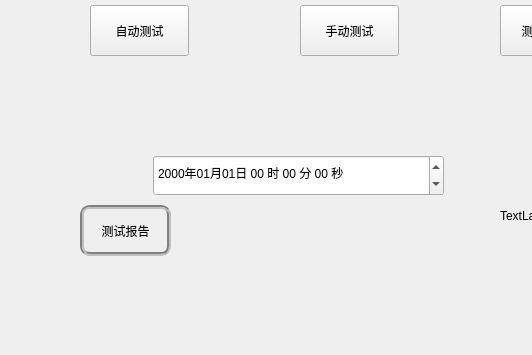
This is main/ui/main.ui in Blackrose/Tcutest_SerialSystem as Qt 5 draws it before an edit; both pictures show x 0 to 532 and y 125 to 480 of the 800 by 480 pixel window. The edited form follows.
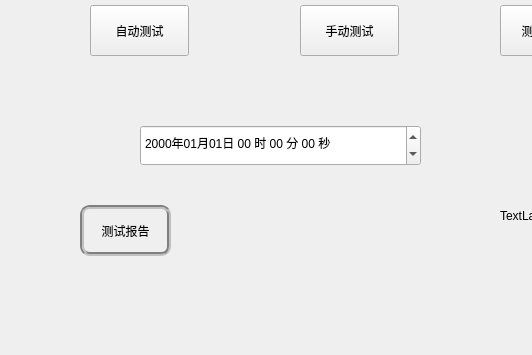
This is the edited form. Icons and pictures are not drawn.

The edit to the form file:
```diff
--- a/main/ui/main.ui
+++ b/main/ui/main.ui
@@ -165,9 +165,9 @@
   <widget class="QDateTimeEdit" name="dateTimeEdit">
    <property name="geometry">
     <rect>
-     <x>153</x>
-     <y>280</y>
-     <width>291</width>
+     <x>140</x>
+     <y>250</y>
+     <width>281</width>
      <height>41</height>
     </rect>
    </property>
```
